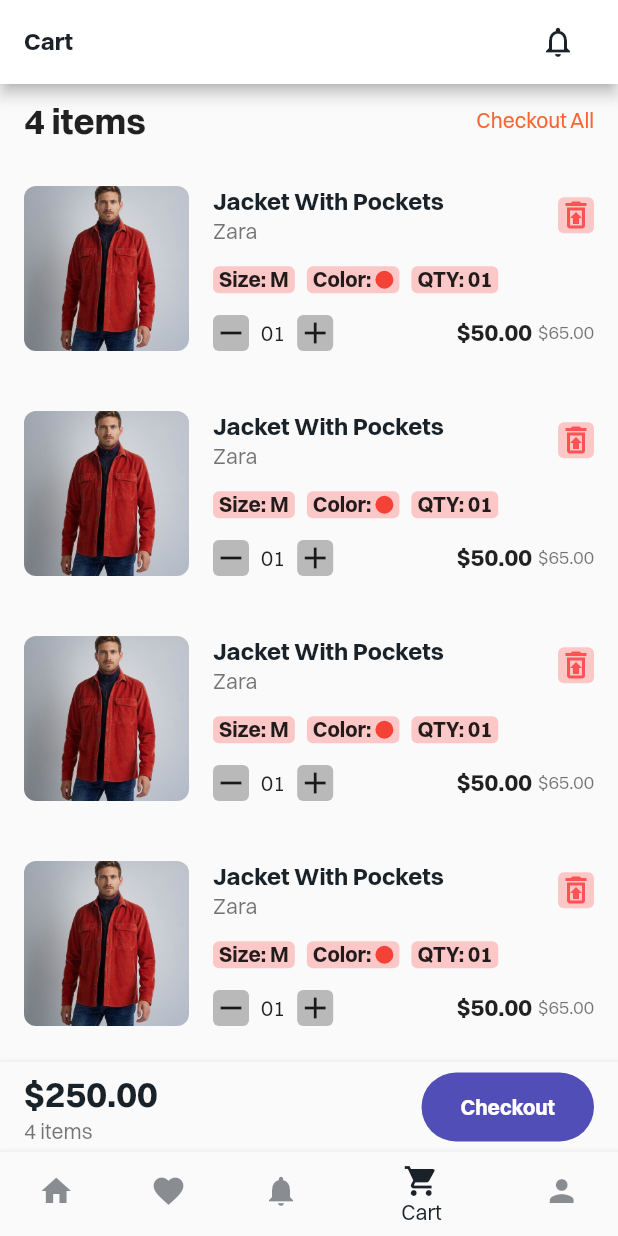
After one commit to DeadpoolSteinS/Flutter-Fashion-Shop, a Flutter app: the screen it shows after launch, item 4 of the bottom bar chosen, after a tap on the "restore from trash" icon, on a phone screen of 412 x 824 dp. The commit adds this screen. Run offline on Flutter 3.47's test engine with Material 2 defaults, Android fonts, the phone set to English and light mode, and no system bars.

Commit message:
add cart and profile page

```diff
--- a/lib/bottom_bar.dart
+++ b/lib/bottom_bar.dart
@@ -1,5 +1,7 @@
+import 'package:fashion_shop/cart/screens/cart_screen.dart';
 import 'package:fashion_shop/constant/g_colors.dart';
 import 'package:fashion_shop/home/home_page.dart';
+import 'package:fashion_shop/profile/screens/profile_screen.dart';
 import 'package:flutter/material.dart';
 
 class BottomBar extends StatefulWidget {
@@ -11,14 +13,14 @@ class BottomBar extends StatefulWidget {
 }
 
 class _BottomBarState extends State<BottomBar> {
-  int _page = 0;
+  int _page = 4;
 
   List<Widget> listPage = [
     const HomePage(),
     const Scaffold(),
     const Scaffold(),
-    const Scaffold(),
-    const Scaffold(),
+    const CartScreen(),
+    const ProfileScreen(),
   ];
 
   void updatePage(int page) {
--- /dev/null
+++ b/lib/cart/screens/cart_screen.dart
@@ -0,0 +1,106 @@
+import 'package:fashion_shop/cart/widgets/cart_card.dart';
+import 'package:fashion_shop/constant/g_colors.dart';
+import 'package:fashion_shop/constant/oval_button.dart';
+import 'package:fashion_shop/constant/title_with_btn.dart';
+import 'package:flutter/material.dart';
+
+class CartScreen extends StatelessWidget {
+  const CartScreen({Key? key}) : super(key: key);
+
+  @override
+  Widget build(BuildContext context) {
+    return Scaffold(
+      appBar: AppBar(
+        backgroundColor: Colors.white,
+        title: Row(
+          mainAxisAlignment: MainAxisAlignment.spaceBetween,
+          children: [
+            const Text(
+              "Cart",
+              style: TextStyle(
+                color: GColors.fontColor,
+                fontSize: 16,
+                fontWeight: FontWeight.bold,
+              ),
+            ),
+            IconButton(
+              onPressed: () {},
+              icon: const Icon(
+                Icons.notifications_none,
+                color: GColors.fontColor,
+              ),
+            ),
+          ],
+        ),
+      ),
+      body: Column(
+        children: [
+          Expanded(
+            child: Container(
+              padding: const EdgeInsets.symmetric(
+                horizontal: 16,
+                vertical: 8,
+              ),
+              child: Column(
+                children: [
+                  const TitleWithBtn(
+                    title: "4 items",
+                    btn: "Checkout All",
+                    sizeTitle: 24,
+                  ),
+                  const SizedBox(height: 8),
+                  Expanded(
+                    child: ListView.builder(
+                      itemCount: 4,
+                      itemBuilder: (BuildContext context, int index) {
+                        return const CartCard();
+                      },
+                    ),
+                  ),
+                ],
+              ),
+            ),
+          ),
+          Material(
+            elevation: 4,
+            child: Container(
+              height: 60,
+              padding: const EdgeInsets.symmetric(horizontal: 16),
+              decoration: const BoxDecoration(
+                borderRadius: BorderRadius.vertical(
+                  top: Radius.circular(20),
+                ),
+              ),
+              child: Row(
+                mainAxisAlignment: MainAxisAlignment.spaceBetween,
+                children: [
+                  Column(
+                    mainAxisAlignment: MainAxisAlignment.center,
+                    crossAxisAlignment: CrossAxisAlignment.start,
+                    children: const [
+                      Text(
+                        r"$250.00",
+                        style: TextStyle(
+                          color: GColors.fontColor,
+                          fontSize: 24,
+                          fontWeight: FontWeight.bold,
+                        ),
+                      ),
+                      Text(
+                        "4 items",
+                        style: TextStyle(
+                          color: Colors.black54,
+                        ),
+                      ),
+                    ],
+                  ),
+                  const OvalButton(text: "Checkout"),
+                ],
+              ),
+            ),
+          ),
+        ],
+      ),
+    );
+  }
+}
--- /dev/null
+++ b/lib/cart/widgets/cart_card.dart
@@ -0,0 +1,195 @@
+import 'package:fashion_shop/constant/g_colors.dart';
+import 'package:flutter/material.dart';
+
+class CartCard extends StatefulWidget {
+  const CartCard({Key? key}) : super(key: key);
+
+  @override
+  State<CartCard> createState() => _CartCardState();
+}
+
+class _CartCardState extends State<CartCard> {
+  @override
+  Widget build(BuildContext context) {
+    return Container(
+      height: 110,
+      margin: const EdgeInsets.symmetric(vertical: 20),
+      decoration: BoxDecoration(
+        borderRadius: BorderRadius.circular(8),
+        // color: Colors.redAccent.withOpacity(0.3),
+      ),
+      child: Row(
+        children: [
+          Container(
+            width: 110,
+            decoration: BoxDecoration(
+              image: const DecorationImage(
+                image: AssetImage('assets/product_1.jpg'),
+              ),
+              borderRadius: BorderRadius.circular(8),
+            ),
+          ),
+          const SizedBox(width: 16),
+          Expanded(
+            child: Column(
+              mainAxisAlignment: MainAxisAlignment.spaceBetween,
+              children: [
+                Row(
+                  mainAxisAlignment: MainAxisAlignment.spaceBetween,
+                  children: [
+                    Column(
+                      crossAxisAlignment: CrossAxisAlignment.start,
+                      children: const [
+                        Text(
+                          "Jacket With Pockets",
+                          style: TextStyle(
+                            color: GColors.fontColor,
+                            fontSize: 16,
+                            fontWeight: FontWeight.bold,
+                          ),
+                        ),
+                        Text(
+                          "Zara",
+                          style: TextStyle(
+                            color: Colors.black54,
+                          ),
+                        ),
+                      ],
+                    ),
+                    Container(
+                      decoration: BoxDecoration(
+                        color: Colors.redAccent.withOpacity(0.3),
+                        borderRadius: BorderRadius.circular(4),
+                      ),
+                      child: IconButton(
+                        padding: EdgeInsets.zero,
+                        constraints: const BoxConstraints(),
+                        onPressed: () {},
+                        icon: const Icon(
+                          Icons.restore_from_trash_outlined,
+                          color: Colors.redAccent,
+                        ),
+                      ),
+                    ),
+                  ],
+                ),
+                Row(
+                  children: [
+                    Container(
+                      padding: const EdgeInsets.symmetric(horizontal: 4),
+                      decoration: BoxDecoration(
+                        color: Colors.redAccent.withOpacity(0.3),
+                        borderRadius: BorderRadius.circular(4),
+                      ),
+                      child: const Text(
+                        "Size: M",
+                        style: TextStyle(
+                          fontWeight: FontWeight.bold,
+                        ),
+                      ),
+                    ),
+                    const SizedBox(width: 8),
+                    Container(
+                      padding: const EdgeInsets.symmetric(horizontal: 4),
+                      decoration: BoxDecoration(
+                        color: Colors.redAccent.withOpacity(0.3),
+                        borderRadius: BorderRadius.circular(4),
+                      ),
+                      child: Row(
+                        children: [
+                          const Text(
+                            "Color: ",
+                            style: TextStyle(
+                              fontWeight: FontWeight.bold,
+                            ),
+                          ),
+                          Container(
+                            width: 12,
+                            height: 12,
+                            decoration: BoxDecoration(
+                              color: Colors.red,
+                              borderRadius: BorderRadius.circular(8),
+                            ),
+                          ),
+                        ],
+                      ),
+                    ),
+                    const SizedBox(width: 8),
+                    Container(
+                      padding: const EdgeInsets.symmetric(horizontal: 4),
+                      decoration: BoxDecoration(
+                        color: Colors.redAccent.withOpacity(0.3),
+                        borderRadius: BorderRadius.circular(4),
+                      ),
+                      child: const Text(
+                        "QTY: 01",
+                        style: TextStyle(
+                          fontWeight: FontWeight.bold,
+                        ),
+                      ),
+                    ),
+                  ],
+                ),
+                Row(
+                  mainAxisAlignment: MainAxisAlignment.spaceBetween,
+                  children: [
+                    Row(
+                      children: [
+                        Container(
+                          decoration: BoxDecoration(
+                            color: Colors.black26,
+                            borderRadius: BorderRadius.circular(4),
+                          ),
+                          child: IconButton(
+                            padding: EdgeInsets.zero,
+                            constraints: const BoxConstraints(),
+                            onPressed: () {},
+                            icon: const Icon(Icons.remove),
+                          ),
+                        ),
+                        const SizedBox(width: 8),
+                        const Text("01"),
+                        const SizedBox(width: 8),
+                        Container(
+                          decoration: BoxDecoration(
+                            color: Colors.black26,
+                            borderRadius: BorderRadius.circular(4),
+                          ),
+                          child: IconButton(
+                            padding: EdgeInsets.zero,
+                            constraints: const BoxConstraints(),
+                            onPressed: () {},
+                            icon: const Icon(Icons.add),
+                          ),
+                        ),
+                      ],
+                    ),
+                    Row(
+                      children: const [
+                        Text(
+                          r"$50.00",
+                          style: TextStyle(
+                            fontSize: 16,
+                            fontWeight: FontWeight.bold,
+                          ),
+                        ),
+                        SizedBox(width: 4),
+                        Text(
+                          r"$65.00",
+                          style: TextStyle(
+                            color: Colors.black54,
+                            fontSize: 12,
+                          ),
+                        ),
+                      ],
+                    ),
+                  ],
+                )
+              ],
+            ),
+          ),
+        ],
+      ),
+    );
+  }
+}
--- a/lib/constant/g_variables.dart
+++ b/lib/constant/g_variables.dart
@@ -1,7 +1,7 @@
 import 'package:flutter/material.dart';
 
 // ip is labil
-String uri = 'http://192.168.0.22:3000';
+String uri = 'http://192.168.0.20:3000';
 // String uri = 'http://localhost:3000';
 // String uri = 'http://amazon-clone-steins.heroku.com';
 // String uri = 'https://amazon-clone-steins.herokuapp.com';
--- a/lib/constant/title_with_btn.dart
+++ b/lib/constant/title_with_btn.dart
@@ -4,23 +4,26 @@ import 'package:flutter/material.dart';
 class TitleWithBtn extends StatelessWidget {
   final String title;
   final String btn;
+  final double sizeTitle;
 
   const TitleWithBtn({
     Key? key,
     required this.title,
     this.btn = "Show All",
+    this.sizeTitle = 16,
   }) : super(key: key);
 
   @override
   Widget build(BuildContext context) {
     return Row(
       mainAxisAlignment: MainAxisAlignment.spaceBetween,
+      crossAxisAlignment: CrossAxisAlignment.center,
       children: [
         Text(
           title,
-          style: const TextStyle(
+          style: TextStyle(
             fontWeight: FontWeight.bold,
-            fontSize: 16,
+            fontSize: sizeTitle,
           ),
         ),
         Text(
--- a/lib/detail_product/detail_product_screen.dart
+++ b/lib/detail_product/detail_product_screen.dart
@@ -144,7 +144,7 @@ class _DetailProductScreenState extends State<DetailProductScreen> {
                 ],
               ),
             ),
-          )
+          ),
         ],
       ),
     );
--- /dev/null
+++ b/lib/profile/screens/profile_screen.dart
@@ -0,0 +1,134 @@
+import 'package:fashion_shop/constant/g_colors.dart';
+import 'package:flutter/material.dart';
+
+class ProfileScreen extends StatelessWidget {
+  const ProfileScreen({Key? key}) : super(key: key);
+
+  @override
+  Widget build(BuildContext context) {
+    return Scaffold(
+      appBar: AppBar(
+        backgroundColor: Colors.white,
+        title: const Text(
+          "Profile",
+          style: TextStyle(
+            color: GColors.fontColor,
+            fontSize: 16,
+            fontWeight: FontWeight.bold,
+          ),
+        ),
+      ),
+      body: Stack(
+        alignment: Alignment.center,
+        children: <Widget>[
+          Column(
+            children: [
+              Container(
+                height: 150.0,
+                decoration: const BoxDecoration(
+                  image: DecorationImage(
+                    image: AssetImage("assets/parallaxWeb.png"),
+                    fit: BoxFit.cover,
+                  ),
+                ),
+              ),
+              const SizedBox(height: 50),
+              Expanded(
+                child: Container(
+                  width: double.infinity,
+                  padding: const EdgeInsets.all(16),
+                  child: Column(
+                    crossAxisAlignment: CrossAxisAlignment.start,
+                    children: [
+                      Align(
+                        alignment: Alignment.center,
+                        child: Column(
+                          children: const [
+                            Text(
+                              "Novaldi Sandi Ago",
+                              style: TextStyle(
+                                fontSize: 16,
+                                fontWeight: FontWeight.bold,
+                              ),
+                            ),
+                            Text(
+                              "novaldisago@gmail.com",
+                              style: TextStyle(
+                                color: Colors.black54,
+                              ),
+                            ),
+                          ],
+                        ),
+                      ),
+                      const SizedBox(height: 16),
+                      const Text(
+                        "General",
+                        style: TextStyle(
+                          fontSize: 16,
+                          fontWeight: FontWeight.bold,
+                        ),
+                      ),
+                      const SizedBox(height: 8),
+                      Container(
+                        padding: const EdgeInsets.symmetric(vertical: 12),
+                        decoration: const BoxDecoration(
+                          border: Border(
+                            bottom: BorderSide(
+                              color: Colors.black12,
+                              width: 2,
+                            ),
+                          ),
+                        ),
+                        child: Row(
+                          children: [
+                            Row(
+                              children: [
+                                Container(
+                                  padding: const EdgeInsets.all(8),
+                                  decoration: const BoxDecoration(
+                                    shape: BoxShape.circle,
+                                    color: Colors.black12,
+                                  ),
+                                  child: const Icon(Icons.archive),
+                                ),
+                                const SizedBox(width: 16),
+                                const Text(
+                                  "My Order",
+                                  style: TextStyle(
+                                    color: GColors.fontColor,
+                                    fontWeight: FontWeight.bold,
+                                  ),
+                                ),
+                              ],
+                            ),
+                          ],
+                        ),
+                      ),
+                    ],
+                  ),
+                ),
+              ),
+            ],
+          ),
+          Positioned(
+            top: 100,
+            child: Container(
+              height: 100,
+              width: 100,
+              decoration: BoxDecoration(
+                shape: BoxShape.circle,
+                border: Border.all(
+                  color: Colors.white,
+                  width: 2,
+                ),
+                image: const DecorationImage(
+                  image: AssetImage('assets/product_1.jpg'),
+                ),
+              ),
+            ),
+          ),
+        ],
+      ),
+    );
+  }
+}
```
Also changed, not shown: assets/parallaxWeb.png (added), 1 other file.
